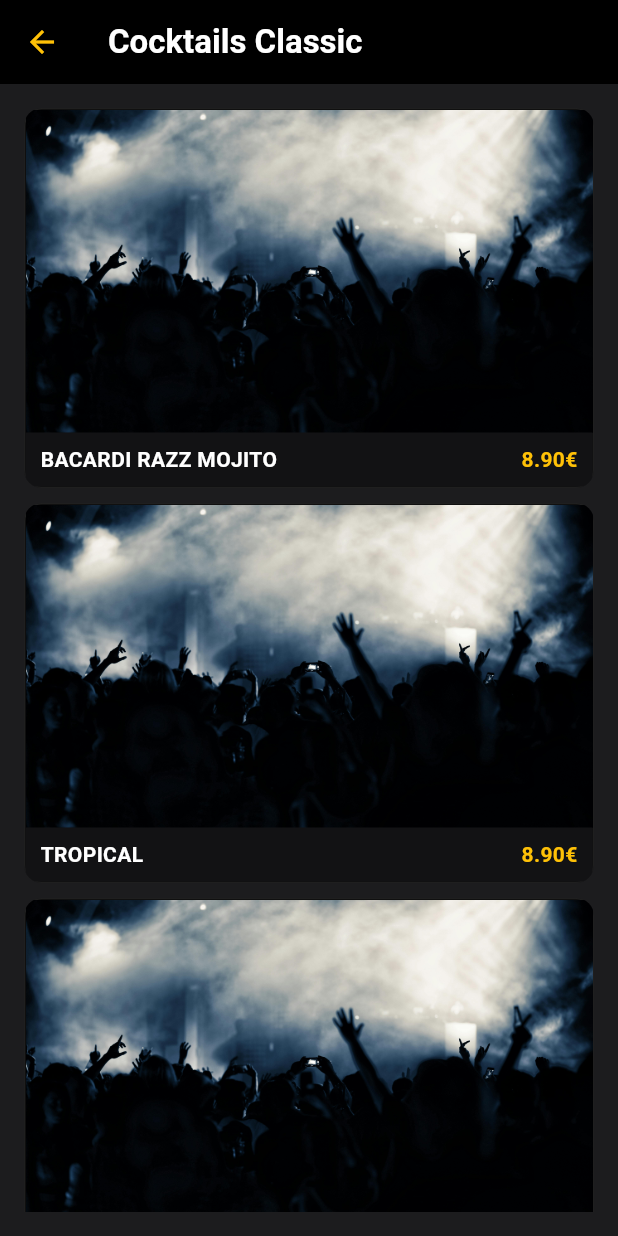
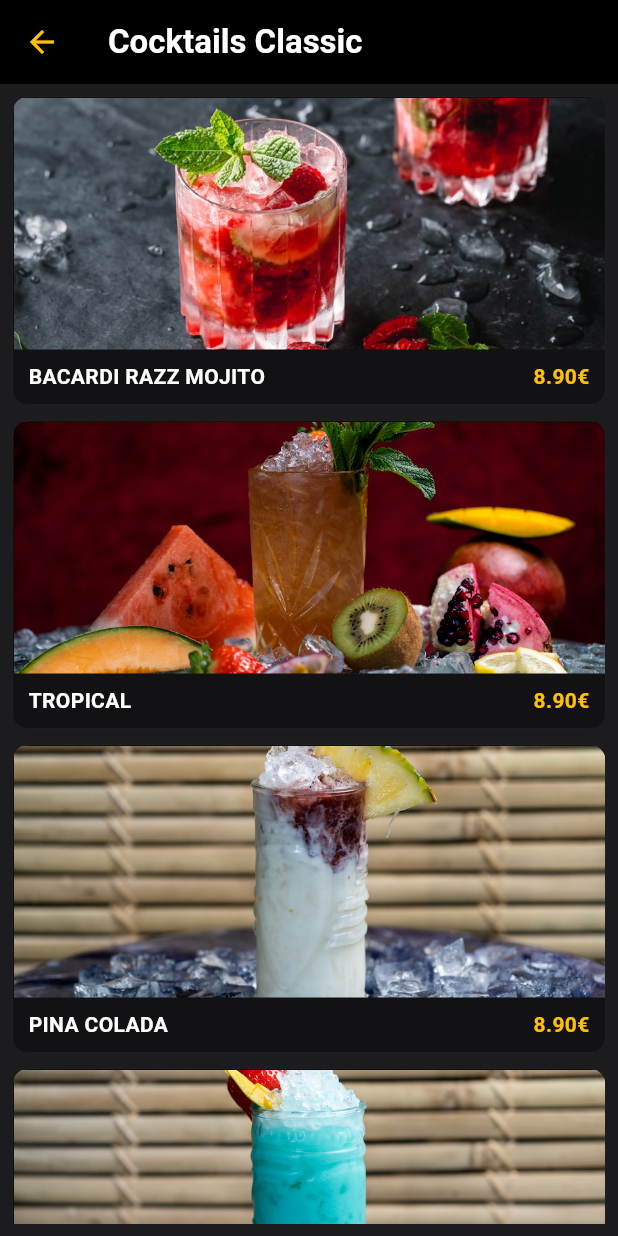
Before and after one commit to Khaled-Alsouleman/KHSHISHA, a Flutter app: the screen it shows after launch, after a tap on an icon or button, on a phone screen of 412 x 824 dp. Run offline on Flutter 3.47's test engine with Material 3 defaults, Android fonts, the light colour scheme and no system bars; our stand-ins replace responsive_builder, shimmer_animation; missing offline and left inert: particles_flutter.

Commit message:
Deploy updated web build with ClassicScreen Teil 2

```diff
--- a/lib/main.dart
+++ b/lib/main.dart
@@ -267,7 +267,7 @@ class _MyHomePageState extends State<MyHomePage> {
                                       imagePath: it.imagePath,
                                       onTap: () {
                                         Navigator.of(context).push(
-                                          MaterialPageRoute(builder: (_) => it.child), // direkt Child öffnen
+                                          MaterialPageRoute(builder: (_) => it.child),
                                         );
                                       },
                                     );
--- a/lib/screens/classic_screen.dart
+++ b/lib/screens/classic_screen.dart
@@ -8,16 +8,16 @@ class ClassicScreen extends StatelessWidget {
   @override
   Widget build(BuildContext context) {
     final items = [
-      {"title": "Bacardi Razz Mojito", "image": "assets/images/dance.jpg", "price": 8.90},
-      {"title": "Tropical", "image": "assets/images/dance.jpg", "price": 8.90},
-      {"title": "Pina Colada", "image": "assets/images/dance.jpg", "price": 8.90},
-      {"title": "Swimming Pool", "image": "assets/images/dance.jpg", "price": 8.90},
-      {"title": "Sex on the Beach", "image": "assets/images/dance.jpg", "price": 8.90},
-      {"title": "Strawberry Colada", "image": "assets/images/dance.jpg", "price": 8.90},
-      {"title": "Touchdown", "image": "assets/images/dance.jpg", "price": 8.90},
-      {"title": "Tequila Sun Rises", "image": "assets/images/dance.jpg", "price": 8.90},
-      {"title": "Cuba Libre", "image": "assets/images/dance.jpg", "price": 8.90},
-      {"title": "Mojito", "image": "assets/images/dance.jpg", "price": 8.90},
+      {"title": "Bacardi Razz Mojito", "image": "assets/images/BacardiRazzMojito.jpg", "price": 8.90},
+      {"title": "Tropical", "image": "assets/images/Tropical.png", "price": 8.90},
+      {"title": "Pina Colada", "image": "assets/images/PinaColada.png", "price": 8.90},
+      {"title": "Swimming Pool", "image": "assets/images/SwimmingPool.png", "price": 8.90},
+      {"title": "Sex on the Beach", "image": "assets/images/SexOnTheBeach.jpg", "price": 8.90},
+      {"title": "Strawberry Colada", "image": "assets/images/StrawberryColada.jpg", "price": 8.90},
+      {"title": "Touchdown", "image": "assets/images/Touchdown.jpg", "price": 8.90},
+      {"title": "Tequila Sun Rises", "image": "assets/images/TequilaSunRises.png", "price": 8.90},
+      {"title": "Cuba Libre", "image": "assets/images/CubaLibre.png", "price": 8.90},
+      {"title": "Mojito", "image": "assets/images/Mojito.jpg", "price": 8.90},
     ];
 
     return Scaffold(
@@ -34,13 +34,14 @@ class ClassicScreen extends StatelessWidget {
         ),
       ),
       body: Padding(
-        padding: const EdgeInsets.all(16.0),
+        padding:  const EdgeInsets.all(8.0),
         child: GridView.builder(
           itemCount: items.length,
-          gridDelegate: const SliverGridDelegateWithFixedCrossAxisCount(
+          gridDelegate:  SliverGridDelegateWithFixedCrossAxisCount(
             crossAxisCount: 1,
             crossAxisSpacing: 10,
             mainAxisSpacing: 10,
+            mainAxisExtent: MediaQuery.of(context).size.height /4,
             childAspectRatio: 1.5,
           ),
           itemBuilder: (context, index) {
--- a/lib/widgets/MenuItemCard.dart
+++ b/lib/widgets/MenuItemCard.dart
@@ -17,6 +17,8 @@ class MenuItemCard extends StatelessWidget {
     return ClipRRect(
       borderRadius: BorderRadius.circular(12),
       child: Container(
+        height: MediaQuery.of(context).size.height /5,
+        width: MediaQuery.of(context).size.width /0.8,
         decoration: BoxDecoration(
           color: Colors.black,
           borderRadius: BorderRadius.circular(12),
```
Also changed, not shown: assets/images/BacardiRazzMojito.jpg (added), assets/images/CubaLibre.png (added), assets/images/Mojito.jpg (added), assets/images/PinaColada.png (added), assets/images/SexOnTheBeach.jpg (added), assets/images/StrawberryColada.jpg (added), assets/images/SwimmingPool.png (added), assets/images/TequilaSunRises.png (added), assets/images/Touchdown.jpg (added), assets/images/Tropical.png (added).
